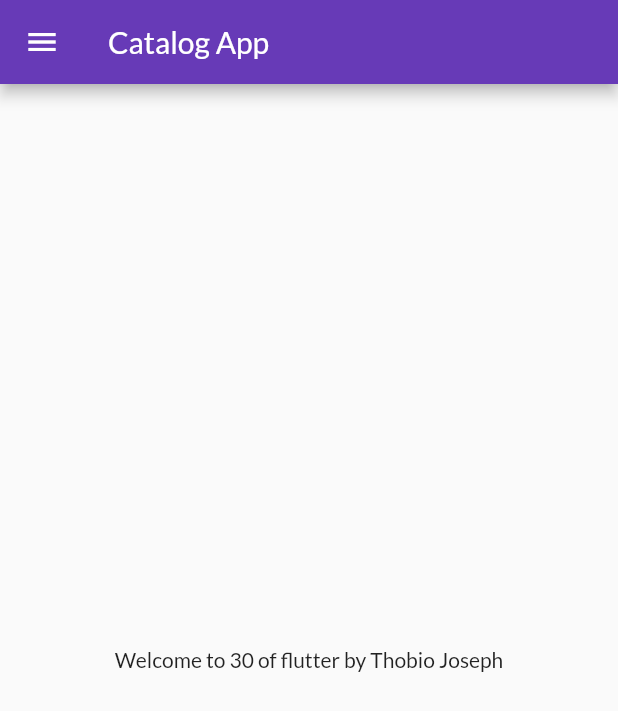
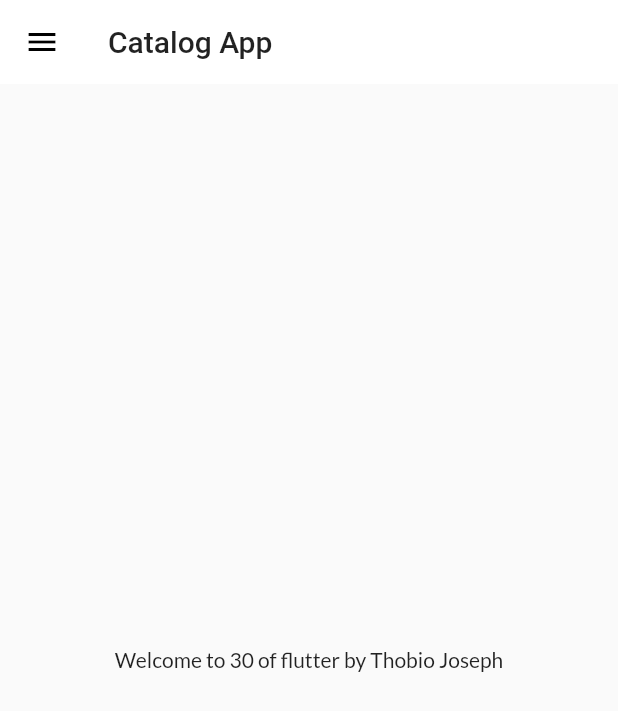
Before and after one commit to thobio/catalog_app, a Flutter app: the screen it shows after launch, on a phone screen of 412 x 824 dp. Shown: the top 711 px of the screen. Run offline on Flutter 3.47's test engine with Material 2 defaults, Android fonts, the phone set to English and light mode, and no system bars; our stand-ins replace google_fonts.

Commit message:
Theme Extracting

```diff
--- a/lib/main.dart
+++ b/lib/main.dart
@@ -1,6 +1,6 @@
 import 'package:catalog_app/Utils/routes.dart';
+import 'package:catalog_app/widgets/themes.dart';
 import 'package:flutter/material.dart';
-import 'package:google_fonts/google_fonts.dart';
 
 import 'pages/home_pages.dart';
 import 'pages/login_page.dart';
@@ -17,14 +17,8 @@ class MyApp extends StatelessWidget {
     return MaterialApp(
       debugShowCheckedModeBanner: false,
       themeMode: ThemeMode.light,
-      theme: ThemeData(
-        primarySwatch: Colors.deepPurple,
-        fontFamily: GoogleFonts.lato().fontFamily,
-        // primaryTextTheme: GoogleFonts.latoTextTheme(),
-      ),
-      darkTheme: ThemeData(
-        brightness: Brightness.dark,
-      ),
+      theme: MyTheme.lightTheme(context),
+      darkTheme: MyTheme.darkTheme(context),
       routes: {
         "/": (context) => LoginPage(),
         MyRoutes.loginRoute: (context) => LoginPage(),
--- /dev/null
+++ b/lib/widgets/themes.dart
@@ -0,0 +1,18 @@
+import 'package:flutter/material.dart';
+import 'package:google_fonts/google_fonts.dart';
+
+class MyTheme {
+  static ThemeData lightTheme(BuildContext context) => ThemeData(
+        primarySwatch: Colors.deepPurple,
+        fontFamily: GoogleFonts.lato().fontFamily,
+        appBarTheme: AppBarTheme(
+          color: Colors.white,
+          elevation: 0.0,
+          iconTheme: IconThemeData(color: Colors.black),
+          textTheme: Theme.of(context).textTheme,
+        ),
+      );
+  static ThemeData darkTheme(BuildContext context) => ThemeData(
+        brightness: Brightness.dark,
+      );
+}
```
